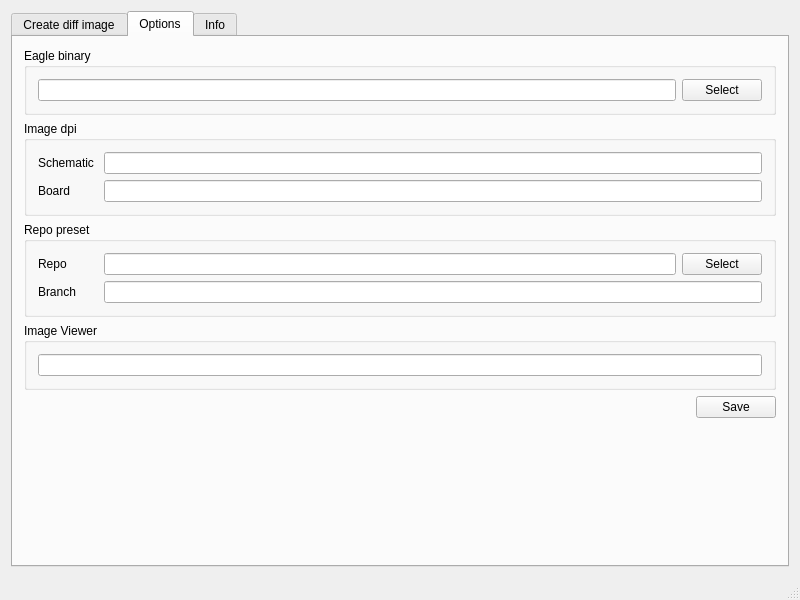
hurik/geagle, file mainwindow.ui: the form before one commit.
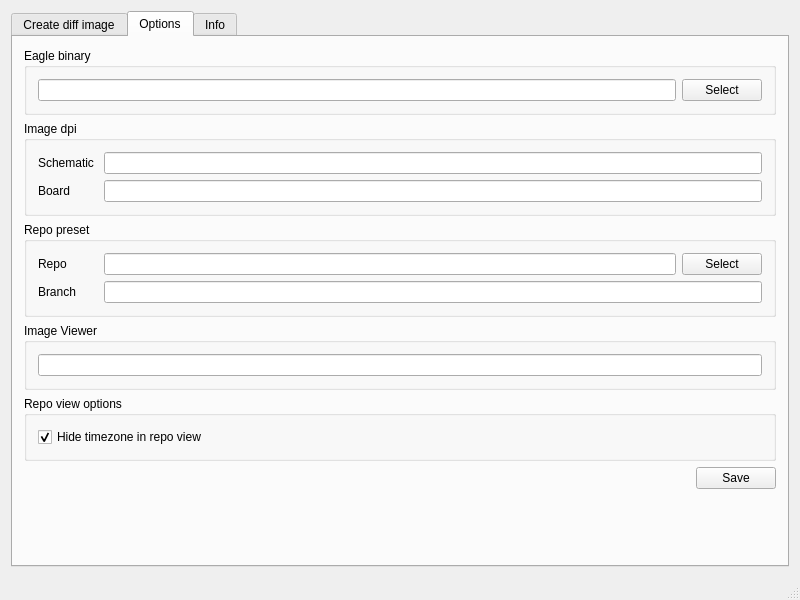
The form after the commit. The open tabs and pages were chosen to show the change.

The edit to the form file:
```diff
--- a/mainwindow.ui
+++ b/mainwindow.ui
@@ -222,7 +222,7 @@
        <attribute name="title">
         <string>Options</string>
        </attribute>
-       <layout class="QVBoxLayout" name="verticalLayout_7">
+       <layout class="QVBoxLayout" name="verticalLayout_8">
         <item>
          <widget class="QGroupBox" name="oGroupBox1">
           <property name="title">
@@ -351,6 +351,25 @@
           </layout>
          </widget>
         </item>
+        <item>
+         <widget class="QGroupBox" name="oGroupBox5">
+          <property name="title">
+           <string>Repo view options</string>
+          </property>
+          <layout class="QVBoxLayout" name="verticalLayout_7">
+           <item>
+            <widget class="QCheckBox" name="oHideTimezone">
+             <property name="text">
+              <string>Hide timezone in repo view</string>
+             </property>
+             <property name="checked">
+              <bool>true</bool>
+             </property>
+            </widget>
+           </item>
+          </layout>
+         </widget>
+        </item>
         <item>
          <layout class="QHBoxLayout" name="oHorizontalLayout1">
           <item>
```
Left out of the diff: 18 changed lines with no effect on the pictures.
